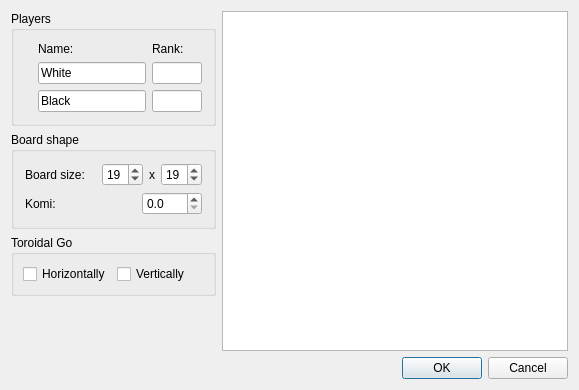
bernds/q5Go, file src/newvariantgame_gui.ui: the form before one commit.
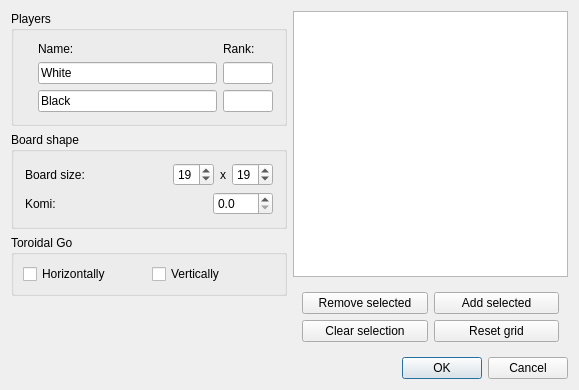
The form after the commit. Icons and pictures are not drawn. Custom widgets are drawn as their Qt base class.

Commit message: Add selection code to the variant game dialog

What changed in the file:
```diff
--- a/src/newvariantgame_gui.ui
+++ b/src/newvariantgame_gui.ui
@@ -15,7 +15,7 @@
   </property>
   <layout class="QVBoxLayout" name="verticalLayout">
    <item>
-    <layout class="QHBoxLayout" name="horizontalLayout_2" stretch="0,1">
+    <layout class="QHBoxLayout" name="horizontalLayout_2" stretch="0,0">
      <item>
       <layout class="QVBoxLayout" name="verticalLayout_2">
        <item>
@@ -320,6 +320,8 @@
       </layout>
      </item>
      <item>
+      <layout class="QVBoxLayout" name="verticalLayout_3">
+       <item>
       <widget class="SizeGraphicsView" name="graphicsView">
        <property name="minimumSize">
         <size>
@@ -342,7 +344,58 @@
        <property name="transformationAnchor">
         <enum>QGraphicsView::AnchorViewCenter</enum>
        </property>
-      </widget>
+         <property name="rubberBandSelectionMode">
+          <enum>Qt::IntersectsItemBoundingRect</enum>
+         </property>
+        </widget>
+       </item>
+       <item>
+        <widget class="QFrame" name="frame_2">
+         <layout class="QGridLayout" name="gridLayout">
+          <item row="1" column="1">
+           <widget class="QPushButton" name="resetButton">
+            <property name="toolTip">
+             <string>Restores the board to its original state, with no intersections removed</string>
+            </property>
+            <property name="text">
+             <string>Reset grid</string>
+            </property>
+           </widget>
+          </item>
+          <item row="1" column="0">
+           <widget class="QPushButton" name="clearSelButton">
+            <property name="toolTip">
+             <string>Clears the selection</string>
+            </property>
+            <property name="text">
+             <string>Clear selection</string>
+            </property>
+           </widget>
+          </item>
+          <item row="0" column="0">
+           <widget class="QPushButton" name="removeSelButton">
+            <property name="toolTip">
+             <string>Remove the selected intersections from the board</string>
+            </property>
+            <property name="text">
+             <string>Remove selected</string>
+            </property>
+           </widget>
+          </item>
+          <item row="0" column="1">
+           <widget class="QPushButton" name="addSelButton">
+            <property name="toolTip">
+             <string>Add the selected intersections to the board</string>
+            </property>
+            <property name="text">
+             <string>Add selected</string>
+            </property>
+           </widget>
+          </item>
+         </layout>
+        </widget>
+       </item>
+      </layout>
      </item>
     </layout>
    </item>
```
Left out of the diff: 4 changed lines with no effect on the pictures. Lines whose indentation alone changed are shown as unchanged. The commit also changes 4 other files.
